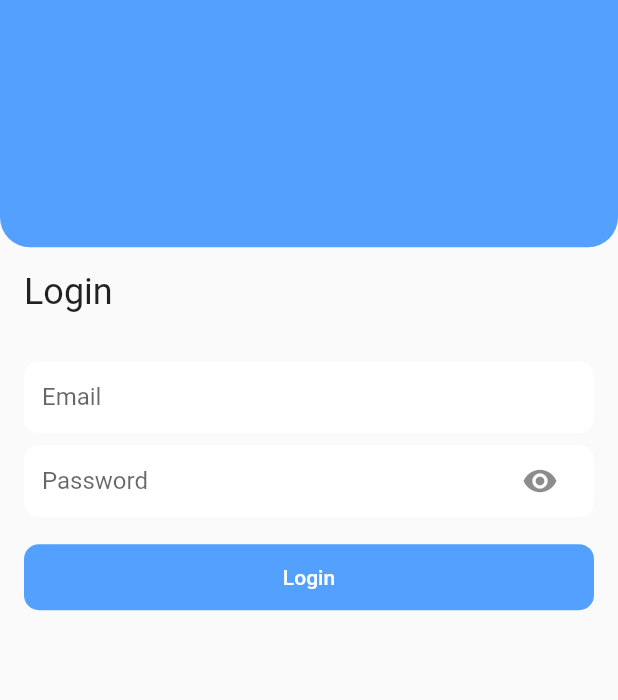
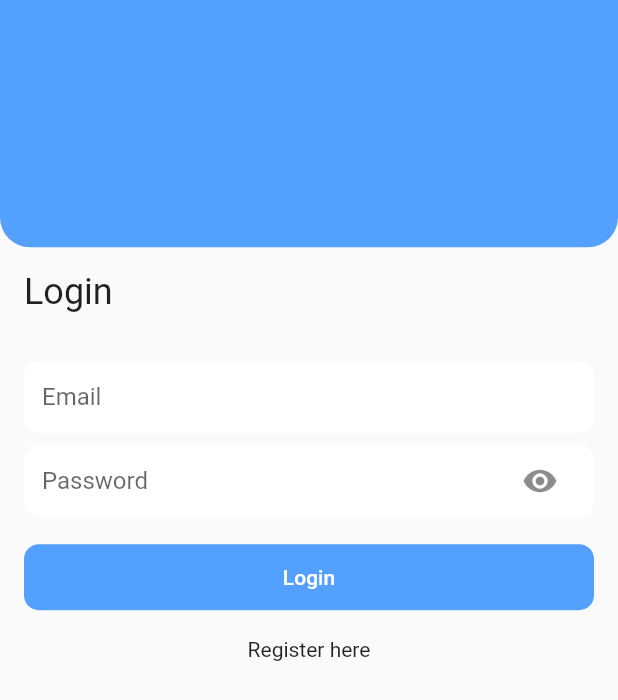
Before and after one commit to candraprasetya/switchify, a Flutter app: the screen it shows after launch, on a phone screen of 412 x 824 dp. Shown: the top 700 px of the screen. Run offline on Flutter 3.47's test engine with Material 2 defaults, Android fonts, the phone set to English and light mode, and no system bars; drawn by our look-alikes of velocity_x; our stand-ins replace bloc, cloud_firestore, dartz, firebase_auth, firebase_core, flutter_bloc and 2 more; accounts and stored records are empty.

```diff
--- a/lib/src/screens/home_screen.dart
+++ b/lib/src/screens/home_screen.dart
@@ -46,7 +46,9 @@ class HomeScreen extends StatelessWidget {
                 image: NetworkImage(data.photoProfile!),
                 fit: BoxFit.cover,
               ),
-            ),
+            ).onTap(() {
+              context.go(routeName.adminPath);
+            }),
             16.widthBox,
             "Selamat Datang,\n".richText.size(11).withTextSpanChildren([
               data.username!.textSpan.size(14).bold.make(),
--- a/lib/src/screens/login_screen.dart
+++ b/lib/src/screens/login_screen.dart
@@ -66,7 +66,11 @@ class _LoginScreenState extends State<LoginScreen> {
               color: colorName.accentBlue,
             );
           },
-        )
+        ),
+        16.heightBox,
+        'Register here'.text.makeCentered().onTap(() {
+          context.go(routeName.register);
+        })
       ],
     ).p16();
   }
--- a/lib/src/screens/register_screen.dart
+++ b/lib/src/screens/register_screen.dart
@@ -73,7 +73,11 @@ class _RegisterScreenState extends State<RegisterScreen> {
               text: 'Register',
             );
           },
-        )
+        ),
+        16.heightBox,
+        'Login here'.text.makeCentered().onTap(() {
+          context.go(routeName.login);
+        })
       ],
     ).p(16);
   }
--- a/lib/src/screens/screens.dart
+++ b/lib/src/screens/screens.dart
@@ -11,3 +11,4 @@ part 'splash_screen.dart';
 part 'register_screen.dart';
 part 'login_screen.dart';
 part 'home_screen.dart';
+part 'admin_screen.dart';
--- a/lib/src/utilities/router.dart
+++ b/lib/src/utilities/router.dart
@@ -42,5 +42,12 @@ final GoRouter router = GoRouter(initialLocation: routeName.splash, routes: [
         BlocProvider.of<UserBloc>(context).add(LoadUserData());
         return const HomeScreen();
       },
+      routes: [
+        GoRoute(
+          path: routeName.admin,
+          builder: (context, state) {
+            return const AdminScreen();
+          },
         ),
+      ]),
 ]);
```
Also changed, not shown: lib/src/screens/admin_screen.dart (added, +46 -0 lines). Lines whose indentation alone changed are shown as unchanged.
